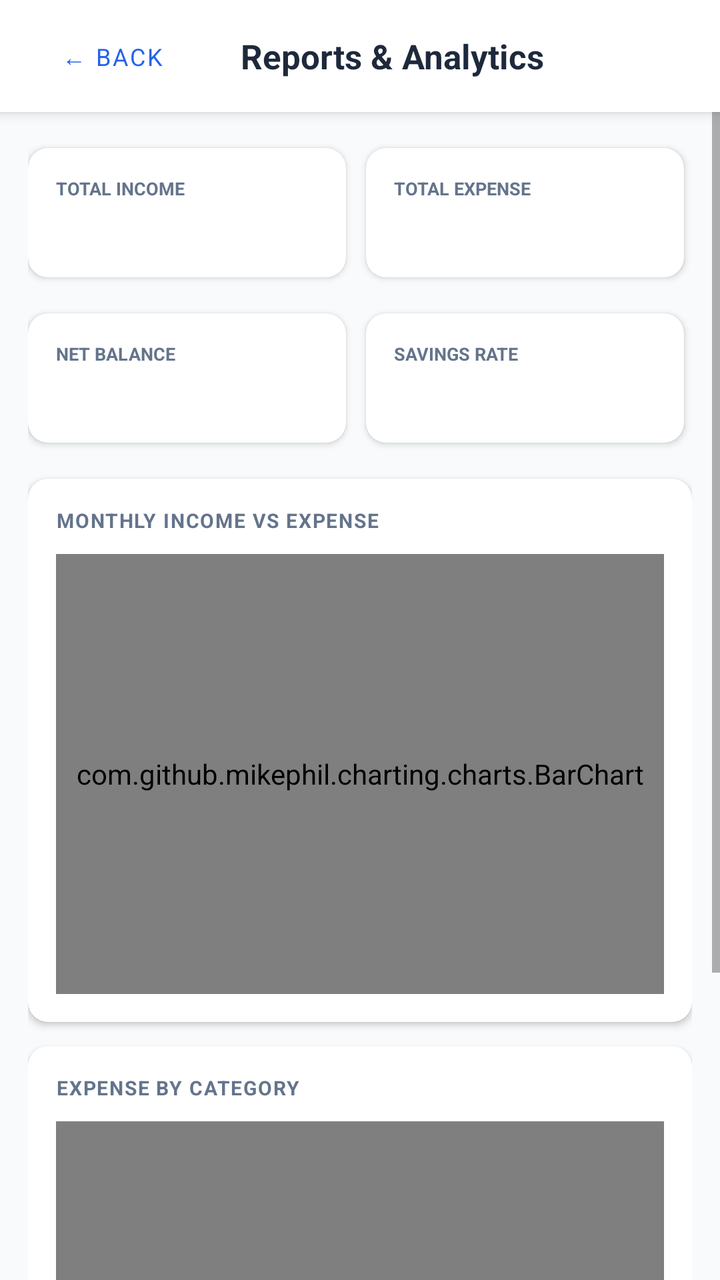
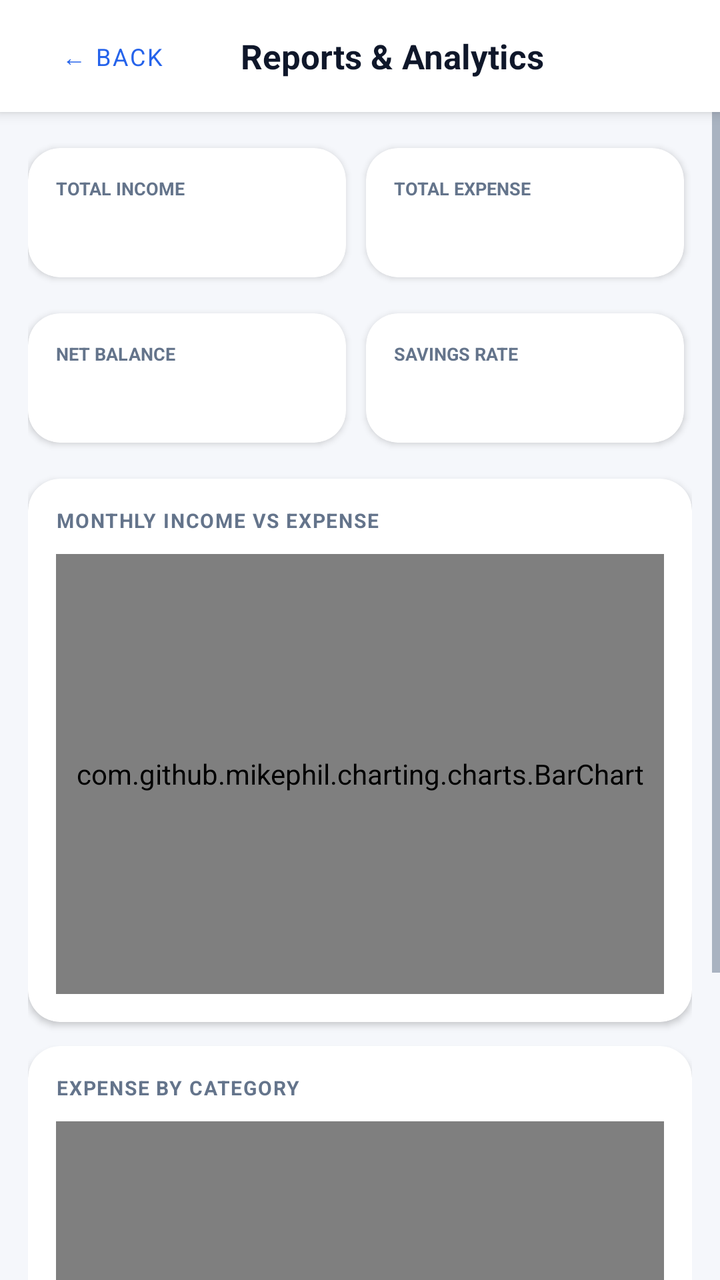

Two renders of the same Android screen: before a commit and after it. Below are the layout's source before the change and the commit's diff.
<!-- AndroidManifest.xml: application theme Theme.ExpenseOS -->
<!-- res/layout/activity_reports.xml -->
<?xml version="1.0" encoding="utf-8"?>
<LinearLayout xmlns:android="http://schemas.android.com/apk/res/android"
    android:layout_width="match_parent"
    android:layout_height="match_parent"
    android:orientation="vertical"
    android:background="@color/bg">

    
    <LinearLayout
        android:layout_width="match_parent"
        android:layout_height="56dp"
        android:background="@color/nav_bg"
        android:orientation="horizontal"
        android:gravity="center_vertical"
        android:paddingHorizontal="12dp"
        android:elevation="4dp">

        <Button
            android:id="@+id/btnBackReports"
            style="@style/Widget.MaterialComponents.Button.TextButton"
            android:layout_width="wrap_content"
            android:layout_height="36dp"
            android:text="← Back"
            android:textSize="12sp" />

        <TextView
            android:layout_width="0dp"
            android:layout_height="wrap_content"
            android:layout_weight="1"
            android:text="Reports &amp; Analytics"
            android:textSize="17sp"
            android:textStyle="bold"
            android:textColor="@color/text"
            android:gravity="center" />

        <View
            android:layout_width="56dp"
            android:layout_height="1dp" />
    </LinearLayout>

    <ScrollView
        android:layout_width="match_parent"
        android:layout_height="match_parent">

        <LinearLayout
            android:layout_width="match_parent"
            android:layout_height="wrap_content"
            android:orientation="vertical"
            android:padding="14dp">

            
            <GridLayout
                android:layout_width="match_parent"
                android:layout_height="wrap_content"
                android:columnCount="2"
                android:useDefaultMargins="true"
                android:layout_marginBottom="10dp">

                <androidx.cardview.widget.CardView xmlns:app="http://schemas.android.com/apk/res-auto"
                    android:layout_width="0dp"
                    android:layout_height="wrap_content"
                    android:layout_columnWeight="1"
                    app:cardCornerRadius="10dp"
                    app:cardElevation="2dp"
                    android:layout_marginEnd="6dp">

                    <LinearLayout
                        android:layout_width="match_parent"
                        android:layout_height="wrap_content"
                        android:orientation="vertical"
                        android:padding="14dp">

                        <TextView
                            android:layout_width="wrap_content"
                            android:layout_height="wrap_content"
                            android:text="TOTAL INCOME"
                            android:textSize="9sp"
                            android:textColor="@color/text_muted"
                            android:textStyle="bold" />

                        <TextView
                            android:id="@+id/tvRptIncome"
                            android:layout_width="wrap_content"
                            android:layout_height="wrap_content"
                            android:textSize="18sp"
                            android:textStyle="bold"
                            android:textColor="@color/green" />
                    </LinearLayout>
                </androidx.cardview.widget.CardView>

                <androidx.cardview.widget.CardView xmlns:app="http://schemas.android.com/apk/res-auto"
                    android:layout_width="0dp"
                    android:layout_height="wrap_content"
                    android:layout_columnWeight="1"
                    app:cardCornerRadius="10dp"
                    app:cardElevation="2dp">

                    <LinearLayout
                        android:layout_width="match_parent"
                        android:layout_height="wrap_content"
                        android:orientation="vertical"
                        android:padding="14dp">

                        <TextView
                            android:layout_width="wrap_content"
                            android:layout_height="wrap_content"
                            android:text="TOTAL EXPENSE"
                            android:textSize="9sp"
                            android:textColor="@color/text_muted"
                            android:textStyle="bold" />

                        <TextView
                            android:id="@+id/tvRptExpense"
                            android:layout_width="wrap_content"
                            android:layout_height="wrap_content"
                            android:textSize="18sp"
                            android:textStyle="bold"
                            android:textColor="@color/red" />
                    </LinearLayout>
                </androidx.cardview.widget.CardView>

            </GridLayout>

            
            <GridLayout
                android:layout_width="match_parent"
                android:layout_height="wrap_content"
                android:columnCount="2"
                android:useDefaultMargins="true"
                android:layout_marginBottom="14dp">

                <androidx.cardview.widget.CardView xmlns:app="http://schemas.android.com/apk/res-auto"
                    android:layout_width="0dp"
                    android:layout_height="wrap_content"
                    android:layout_columnWeight="1"
                    app:cardCornerRadius="10dp"
                    app:cardElevation="2dp"
                    android:layout_marginEnd="6dp">

                    <LinearLayout
                        android:layout_width="match_parent"
                        android:layout_height="wrap_content"
                        android:orientation="vertical"
                        android:padding="14dp">

                        <TextView
                            android:layout_width="wrap_content"
                            android:layout_height="wrap_content"
                            android:text="NET BALANCE"
                            android:textSize="9sp"
                            android:textColor="@color/text_muted"
                            android:textStyle="bold" />

                        <TextView
                            android:id="@+id/tvRptBalance"
                            android:layout_width="wrap_content"
                            android:layout_height="wrap_content"
                            android:textSize="18sp"
                            android:textStyle="bold"
                            android:textColor="@color/primary" />
                    </LinearLayout>
                </androidx.cardview.widget.CardView>

                <androidx.cardview.widget.CardView xmlns:app="http://schemas.android.com/apk/res-auto"
                    android:layout_width="0dp"
                    android:layout_height="wrap_content"
                    android:layout_columnWeight="1"
                    app:cardCornerRadius="10dp"
                    app:cardElevation="2dp">

                    <LinearLayout
                        android:layout_width="match_parent"
                        android:layout_height="wrap_content"
                        android:orientation="vertical"
                        android:padding="14dp">

                        <TextView
                            android:layout_width="wrap_content"
                            android:layout_height="wrap_content"
                            android:text="SAVINGS RATE"
                            android:textSize="9sp"
                            android:textColor="@color/text_muted"
                            android:textStyle="bold" />

                        <TextView
                            android:id="@+id/tvRptSavings"
                            android:layout_width="wrap_content"
                            android:layout_height="wrap_content"
                            android:textSize="18sp"
                            android:textStyle="bold"
                            android:textColor="@color/primary" />
                    </LinearLayout>
                </androidx.cardview.widget.CardView>

            </GridLayout>

            
            <androidx.cardview.widget.CardView xmlns:app="http://schemas.android.com/apk/res-auto"
                android:layout_width="match_parent"
                android:layout_height="wrap_content"
                android:layout_marginBottom="12dp"
                app:cardCornerRadius="10dp"
                app:cardElevation="2dp">

                <LinearLayout
                    android:layout_width="match_parent"
                    android:layout_height="wrap_content"
                    android:orientation="vertical"
                    android:padding="14dp">

                    <TextView
                        android:layout_width="wrap_content"
                        android:layout_height="wrap_content"
                        android:text="MONTHLY INCOME VS EXPENSE"
                        android:textSize="10sp"
                        android:textStyle="bold"
                        android:textColor="@color/text_muted"
                        android:textAllCaps="true"
                        android:letterSpacing="0.06"
                        android:layout_marginBottom="10dp" />

                    <com.github.mikephil.charting.charts.BarChart
                        android:id="@+id/barChart"
                        android:layout_width="match_parent"
                        android:layout_height="220dp" />
                </LinearLayout>
            </androidx.cardview.widget.CardView>

            
            <androidx.cardview.widget.CardView xmlns:app="http://schemas.android.com/apk/res-auto"
                android:layout_width="match_parent"
                android:layout_height="wrap_content"
                app:cardCornerRadius="10dp"
                app:cardElevation="2dp">

                <LinearLayout
                    android:layout_width="match_parent"
                    android:layout_height="wrap_content"
                    android:orientation="vertical"
                    android:padding="14dp">

                    <TextView
                        android:layout_width="wrap_content"
                        android:layout_height="wrap_content"
                        android:text="EXPENSE BY CATEGORY"
                        android:textSize="10sp"
                        android:textStyle="bold"
                        android:textColor="@color/text_muted"
                        android:textAllCaps="true"
                        android:letterSpacing="0.06"
                        android:layout_marginBottom="10dp" />

                    <com.github.mikephil.charting.charts.PieChart
                        android:id="@+id/pieChart"
                        android:layout_width="match_parent"
                        android:layout_height="260dp" />
                </LinearLayout>
            </androidx.cardview.widget.CardView>

        </LinearLayout>
    </ScrollView>
</LinearLayout>
<!-- resources referenced by this layout -->
<resources>
  <color name="bg">#F8FAFC</color>
  <color name="green">#16A34A</color>
  <color name="red">#DC2626</color>
  <color name="text">#1E293B</color>
  <style name="Theme.ExpenseOS" parent="Theme.MaterialComponents.Light.NoActionBar">
          <item name="colorPrimary">@color/primary</item>
          <item name="colorPrimaryDark">@color/primary_dark</item>
          <item name="colorAccent">@color/primary</item>
          <item name="android:windowBackground">@color/bg</item>
          <item name="android:fontFamily">sans-serif</item>
          <item name="android:statusBarColor">@color/primary_dark</item>
      </style>
  <!-- unchanged entries left out for length: 4 -->
</resources>

<!-- the commit's change to res/layout/activity_reports.xml (unified diff, before → after) -->
@@ -60,7 +60,7 @@
                     android:layout_width="0dp"
                     android:layout_height="wrap_content"
                     android:layout_columnWeight="1"
-                    app:cardCornerRadius="10dp"
+                    app:cardCornerRadius="16dp"
                     app:cardElevation="2dp"
                     android:layout_marginEnd="6dp">
 
@@ -92,7 +92,7 @@
                     android:layout_width="0dp"
                     android:layout_height="wrap_content"
                     android:layout_columnWeight="1"
-                    app:cardCornerRadius="10dp"
+                    app:cardCornerRadius="16dp"
                     app:cardElevation="2dp">
 
                     <LinearLayout
@@ -133,7 +133,7 @@
                     android:layout_width="0dp"
                     android:layout_height="wrap_content"
                     android:layout_columnWeight="1"
-                    app:cardCornerRadius="10dp"
+                    app:cardCornerRadius="16dp"
                     app:cardElevation="2dp"
                     android:layout_marginEnd="6dp">
 
@@ -165,7 +165,7 @@
                     android:layout_width="0dp"
                     android:layout_height="wrap_content"
                     android:layout_columnWeight="1"
-                    app:cardCornerRadius="10dp"
+                    app:cardCornerRadius="16dp"
                     app:cardElevation="2dp">
 
                     <LinearLayout
@@ -199,7 +199,7 @@
                 android:layout_width="match_parent"
                 android:layout_height="wrap_content"
                 android:layout_marginBottom="12dp"
-                app:cardCornerRadius="10dp"
+                app:cardCornerRadius="16dp"
                 app:cardElevation="2dp">
 
                 <LinearLayout
@@ -230,7 +230,7 @@
             <androidx.cardview.widget.CardView xmlns:app="http://schemas.android.com/apk/res-auto"
                 android:layout_width="match_parent"
                 android:layout_height="wrap_content"
-                app:cardCornerRadius="10dp"
+                app:cardCornerRadius="16dp"
                 app:cardElevation="2dp">
 
                 <LinearLayout
<!-- resource entries referenced after the edit -->
@@ -1,16 +1,91 @@
 <!-- resources referenced by this layout -->
 <resources>
-  <color name="bg">#F8FAFC</color>
-  <color name="green">#16A34A</color>
-  <color name="red">#DC2626</color>
-  <color name="text">#1E293B</color>
-  <style name="Theme.ExpenseOS" parent="Theme.MaterialComponents.Light.NoActionBar">
+  <color name="bg">#F5F7FB</color>
+  <color name="green">#059669</color>
+  <color name="red">#E11D48</color>
+  <color name="text">#0F172A</color>
+  <style name="Theme.ExpenseOS" parent="Theme.MaterialComponents.DayNight.NoActionBar">
           <item name="colorPrimary">@color/primary</item>
+          <item name="colorPrimaryVariant">@color/primary_dark</item>
           <item name="colorPrimaryDark">@color/primary_dark</item>
+          <item name="colorOnPrimary">@color/on_primary</item>
+          <item name="colorSecondary">@color/secondary</item>
+          <item name="colorSecondaryVariant">@color/secondary_dark</item>
+          <item name="colorOnSecondary">@color/on_primary</item>
           <item name="colorAccent">@color/primary</item>
+          <item name="colorSurface">@color/surface</item>
+          <item name="colorOnSurface">@color/text</item>
+          <item name="colorOnBackground">@color/text</item>
+          <item name="colorError">@color/danger</item>
+          <item name="android:colorBackground">@color/bg</item>
           <item name="android:windowBackground">@color/bg</item>
+  
+          <item name="android:textColorPrimary">@color/text</item>
+          <item name="android:textColorSecondary">@color/text_muted</item>
+          <item name="android:textColorHint">@color/text_hint</item>
           <item name="android:fontFamily">sans-serif</item>
-          <item name="android:statusBarColor">@color/primary_dark</item>
+          <item name="fontFamily">sans-serif</item>
+  
+          
+          <item name="android:statusBarColor">@color/bg</item>
+          <item name="android:navigationBarColor">@color/nav_bg</item>
+          <item name="android:windowLightStatusBar">true</item>
+          <item name="android:windowLightNavigationBar" tools:targetApi="o_mr1">true</item>
+          <item name="android:forceDarkAllowed" tools:targetApi="q">false</item>
+  
+          
+          <item name="editTextStyle">@style/Widget.ExpenseOS.EditText</item>
+          <item name="materialAlertDialogTheme">@style/ThemeOverlay.ExpenseOS.Dialog</item>
+          <item name="bottomSheetDialogTheme">@style/ThemeOverlay.ExpenseOS.BottomSheet</item>
+          <item name="android:windowAnimationStyle">@style/Animation.ExpenseOS.Window</item>
+          <item name="android:windowActivityTransitions">true</item>
+          <item name="android:windowContentTransitions">true</item>
+      </style>
+  <color name="on_primary">#FFFFFF</color>
+  <color name="secondary">#0F766E</color>
+  <color name="secondary_dark">#115E59</color>
+  <color name="surface">#FFFFFF</color>
+  <color name="danger">#E11D48</color>
+  <color name="text_hint">#94A3B8</color>
+  <style name="Widget.ExpenseOS.EditText" parent="Widget.AppCompat.EditText">
+          <item name="android:textSize">@dimen/type_body</item>
+          <item name="android:textColor">@color/text</item>
+          <item name="android:textColorHint">@color/text_hint</item>
+          <item name="android:paddingStart">14dp</item>
+          <item name="android:paddingEnd">14dp</item>
+          <item name="android:minHeight">@dimen/input_height</item>
+      </style>
+  <style name="ThemeOverlay.ExpenseOS.Dialog" parent="ThemeOverlay.MaterialComponents.MaterialAlertDialog">
+          <item name="colorPrimary">@color/primary</item>
+          <item name="colorSurface">@color/surface</item>
+          <item name="colorOnSurface">@color/text</item>
+          <item name="shapeAppearanceOverlay">@style/ShapeAppearance.ExpenseOS.Dialog</item>
+          <item name="android:windowMinWidthMajor">84%</item>
+          <item name="android:windowMinWidthMinor">84%</item>
+      </style>
+  <style name="ThemeOverlay.ExpenseOS.BottomSheet" parent="ThemeOverlay.MaterialComponents.BottomSheetDialog">
+          <item name="bottomSheetStyle">@style/Widget.ExpenseOS.BottomSheet</item>
+      </style>
+  <style name="Animation.ExpenseOS.Window" parent="@android:style/Animation.Activity">
+          <item name="android:activityOpenEnterAnimation">@anim/screen_enter</item>
+          <item name="android:activityOpenExitAnimation">@anim/screen_exit</item>
+          <item name="android:activityCloseEnterAnimation">@anim/screen_pop_enter</item>
+          <item name="android:activityCloseExitAnimation">@anim/screen_pop_exit</item>
+      </style>
+  <style name="ShapeAppearance.ExpenseOS.Dialog" parent="ShapeAppearance.MaterialComponents.MediumComponent">
+          <item name="cornerFamily">rounded</item>
+          <item name="cornerSize">26dp</item>
+      </style>
+  <style name="Widget.ExpenseOS.BottomSheet" parent="Widget.MaterialComponents.BottomSheet.Modal">
+          <item name="shapeAppearanceOverlay">@style/ShapeAppearance.ExpenseOS.Sheet</item>
+          <item name="backgroundTint">@color/surface</item>
+      </style>
+  <style name="ShapeAppearance.ExpenseOS.Sheet" parent="">
+          <item name="cornerFamily">rounded</item>
+          <item name="cornerSizeTopLeft">26dp</item>
+          <item name="cornerSizeTopRight">26dp</item>
+          <item name="cornerSizeBottomLeft">0dp</item>
+          <item name="cornerSizeBottomRight">0dp</item>
       </style>
   <!-- unchanged entries left out for length: 4 -->
 </resources>
